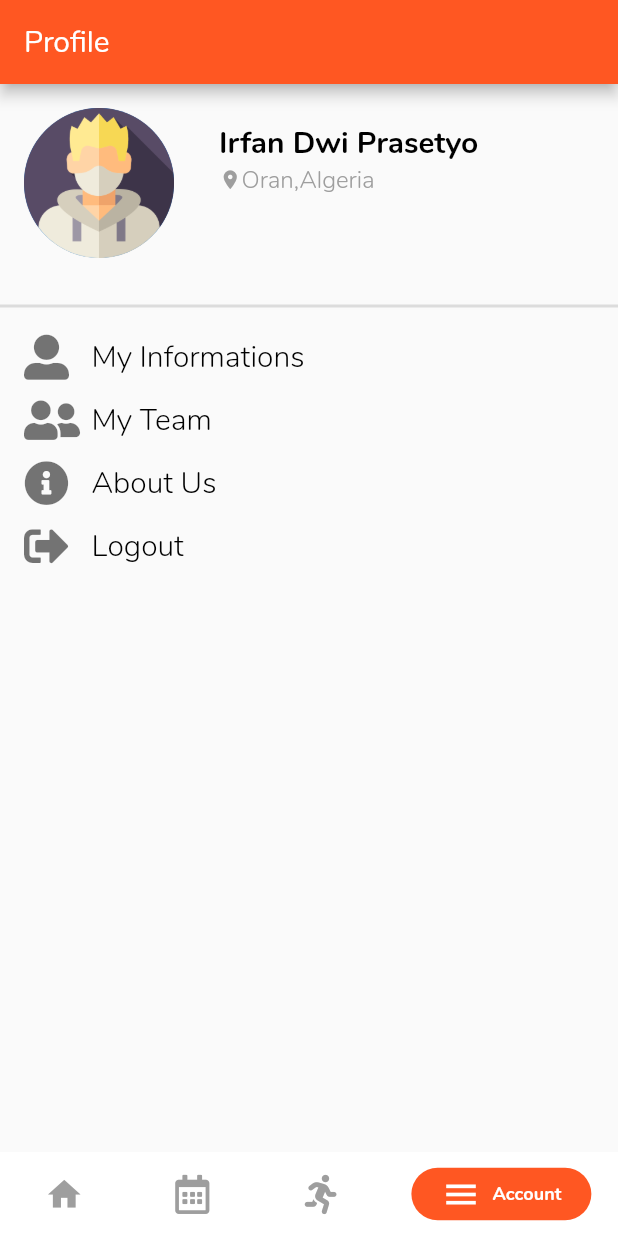
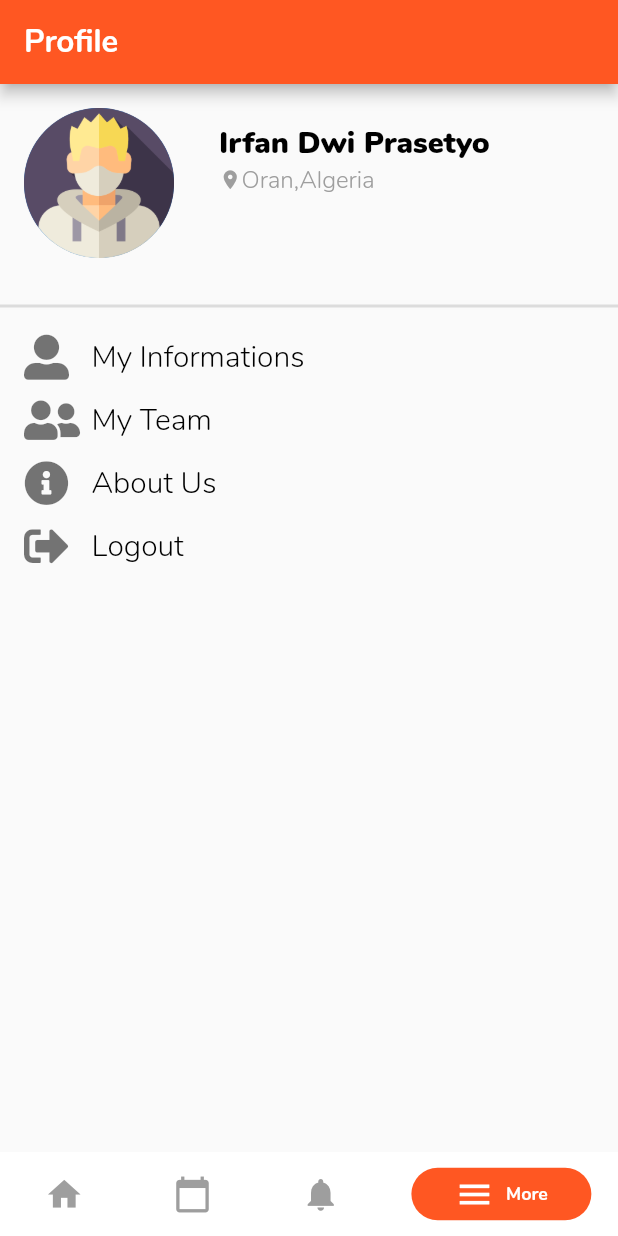
Before and after one commit to keepant/sparring, a Flutter app: the screen it shows after launch, item 4 of the bottom bar chosen, on a phone screen of 412 x 824 dp. Run offline on Flutter 3.47's test engine with Material 2 defaults, Android fonts, the phone set to English and light mode, and no system bars; drawn by our look-alikes of persistent_bottom_nav_bar; our stand-ins replace bubble_tab_indicator, cloud_functions, datetime_picker_formfield, dio, firebase_auth, flushbar and 12 more; missing offline and left inert: custom_splash, dio_http_cache, empty_widget, flutter_statusbarcolor, onesignal_flutter; accounts and stored records are empty; generated files the repository leaves out were written again.

Commit message:
add notification page

```diff
--- a/lib/components/text_style.dart
+++ b/lib/components/text_style.dart
@@ -4,18 +4,19 @@ class BoldText extends StatelessWidget {
   final double size;
   final String text;
   final Color color;
-  bool isVeryBold = false;
 
-  BoldText(this.text, this.size, this.color);
-  BoldText.veryBold(this.text, this.size, this.color, this.isVeryBold);
+  BoldText({
+    this.text,
+    this.size,
+    this.color,
+  });
 
   @override
   Widget build(BuildContext context) {
     return Text(
       text,
       style: TextStyle(
-        fontFamily: "nunito",
-        fontWeight: isVeryBold ? FontWeight.w900 : FontWeight.w700,
+        fontWeight: FontWeight.w900,
         color: color,
         fontSize: size,
       ),
@@ -28,7 +29,11 @@ class NormalText extends StatelessWidget {
   final String text;
   final Color color;
 
-  NormalText(this.text, this.color, this.size);
+  NormalText({
+    this.text,
+    this.color,
+    this.size,
+  });
 
   @override
   Widget build(BuildContext context) {
--- a/lib/pages/home.dart
+++ b/lib/pages/home.dart
@@ -1,10 +1,8 @@
 import 'package:flutter/material.dart';
-import 'package:font_awesome_flutter/fa_icon.dart';
-import 'package:font_awesome_flutter/font_awesome_flutter.dart';
 import 'package:persistent_bottom_nav_bar/persistent-tab-view.dart';
-import 'package:sparring/i18n.dart';
 import 'package:sparring/pages/court/court_page.dart';
 import 'package:sparring/pages/more/more.dart';
+import 'package:sparring/pages/notifications/notifications.dart';
 import 'package:sparring/services/auth_check.dart';
 
 class Home extends StatefulWidget {
@@ -20,7 +18,7 @@ class _HomeState extends State<Home> {
     return [
       CourtPage(),
       AuthCheck(),
-      AuthCheck(),
+      NotificationPage(),
       More(),
     ];
   }
@@ -36,16 +34,16 @@ class _HomeState extends State<Home> {
         isTranslucent: false,
       ),
       PersistentBottomNavBarItem(
-        icon: FaIcon(FontAwesomeIcons.calendarAlt),
-        title: I18n.of(context).booking,
+        icon: Icon(Icons.calendar_today),
+        title: "History",
         activeColor: Colors.deepOrange,
         activeContentColor: Colors.white,
         inactiveColor: Colors.grey,
         isTranslucent: false,
       ),
       PersistentBottomNavBarItem(
-        icon: FaIcon(FontAwesomeIcons.running),
-        title: "Match",
+        icon: Icon(Icons.notifications),
+        title: "Notifications",
         activeColor: Colors.deepOrange,
         activeContentColor: Colors.white,
         inactiveColor: Colors.grey,
@@ -53,7 +51,7 @@ class _HomeState extends State<Home> {
       ),
       PersistentBottomNavBarItem(
         icon: Icon(Icons.menu),
-        title: I18n.of(context).account,
+        title: "More",
         activeColor: Colors.deepOrange,
         activeContentColor: Colors.white,
         inactiveColor: Colors.grey,
--- a/lib/pages/more/more.dart
+++ b/lib/pages/more/more.dart
@@ -16,7 +16,15 @@ class _MoreState extends State<More> {
   @override
   Widget build(BuildContext context) {
     return Scaffold(
-      appBar: AppBar(title: Text("Profile")),
+      appBar: AppBar(
+        title: Text(
+          "Profile",
+          style: TextStyle(
+            fontWeight: FontWeight.w600,
+            fontSize: 21.0,
+          ),
+        ),
+      ),
       body: SingleChildScrollView(
         child: Column(
           children: <Widget>[
@@ -27,16 +35,18 @@ class _MoreState extends State<More> {
                 mainAxisAlignment: MainAxisAlignment.start,
                 children: <Widget>[
                   CircleAvatar(
-                    radius: 50,
-                    child: Image.asset('assets/img/pp.png')
-                  ),
+                      radius: 50, child: Image.asset('assets/img/pp.png')),
                   Padding(
                     padding: const EdgeInsets.symmetric(
                         vertical: 10, horizontal: 30),
                     child: Column(
                       crossAxisAlignment: CrossAxisAlignment.start,
                       children: <Widget>[
-                        BoldText("Irfan Dwi Prasetyo", 20.0, Colors.black),
+                        BoldText(
+                          text: "Irfan Dwi Prasetyo",
+                          size: 20.0,
+                          color: Colors.black,
+                        ),
                         Row(
                           children: <Widget>[
                             Icon(
@@ -44,7 +54,10 @@ class _MoreState extends State<More> {
                               color: Colors.grey,
                               size: 15.0,
                             ),
-                            NormalText("Oran,Algeria", Colors.grey, 16),
+                            NormalText(
+                                text: "Oran,Algeria",
+                                color: Colors.grey,
+                                size: 16.0),
                           ],
                         ),
                       ],
@@ -114,7 +127,11 @@ class _MoreState extends State<More> {
             SizedBox(
               width: 15,
             ),
-            NormalText(text, Colors.black, 20.0)
+            NormalText(
+              text: text,
+              color: Colors.black,
+              size: 20.0,
+            )
           ],
         ),
       ),
--- /dev/null
+++ b/lib/pages/utils/env.dart
@@ -0,0 +1,2 @@
+final String fbStorageURI = "gs://sparring-b92ed.appspot.com/";
+final String fbCourtURI = "gs://sparring-b92ed.appspot.com/courts/";
```
Also changed, not shown: lib/pages/bookings/bookings.dart (+26 -1 lines), lib/pages/court/court_detail.dart (+69 -33 lines), lib/pages/notifications/notifications.dart (added, +81 -0 lines), lib/pages/utils/utils.dart (added, +8 -0 lines).
